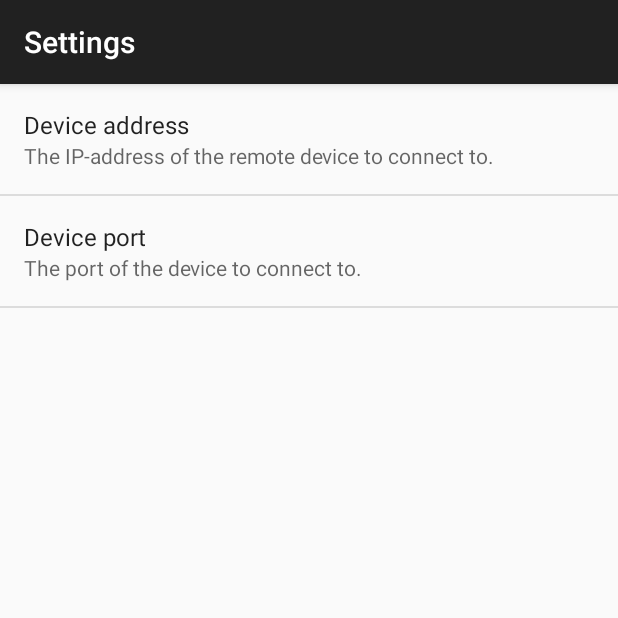
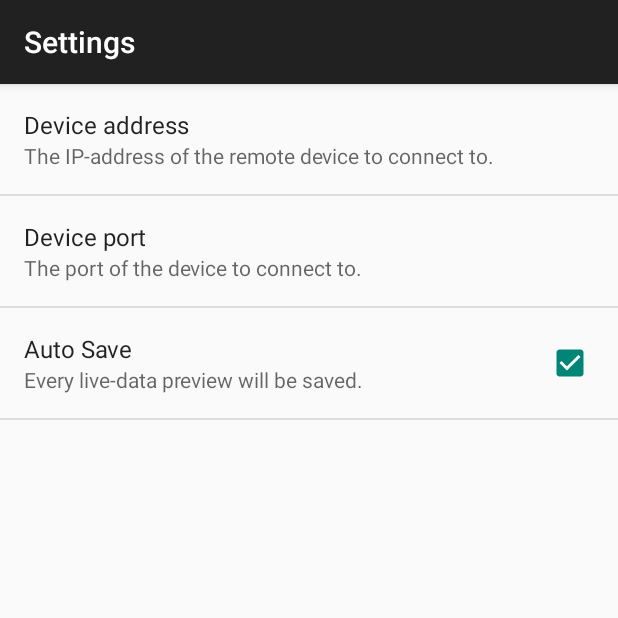
Before and after one commit to Makman2/MP, an Android app: the fragment SettingsFragment placed in its activity, on a phone screen of 412 x 824 dp, the top half of it. Run offline under Robolectric (Android 15) with nearby library versions, the light colour scheme and no system bars.

Commit message:
Settings: Add auto-save setting
This setting will be used later to automatically save plot data on the
device.

```diff
--- a/app/src/main/res/values/strings.xml
+++ b/app/src/main/res/values/strings.xml
@@ -10,6 +10,8 @@
     <string name="Settings.device_port.title">Device port</string>
     <string name="Settings.device_port.summary">The port of the device to connect to.</string>
     <string name="Settings.device_port.dialog_title">Enter port number</string>
+    <string name="Settings.auto_save.title">Auto Save</string>
+    <string name="Settings.auto_save.summary">Every live-data preview will be saved.</string>
 
     <string name="MainMenu.history_text">History</string>
     <string name="MainMenu.settings_text">Settings</string>
--- a/app/src/main/res/xml/settings.xml
+++ b/app/src/main/res/xml/settings.xml
@@ -21,4 +21,10 @@
         android:maxLength="5"
         android:defaultValue="712" />
 
+    <CheckBoxPreference
+        android:key="auto_save"
+        android:title="@string/Settings.auto_save.title"
+        android:summary="@string/Settings.auto_save.summary"
+        android:defaultValue="true" />
+
 </PreferenceScreen>
```
